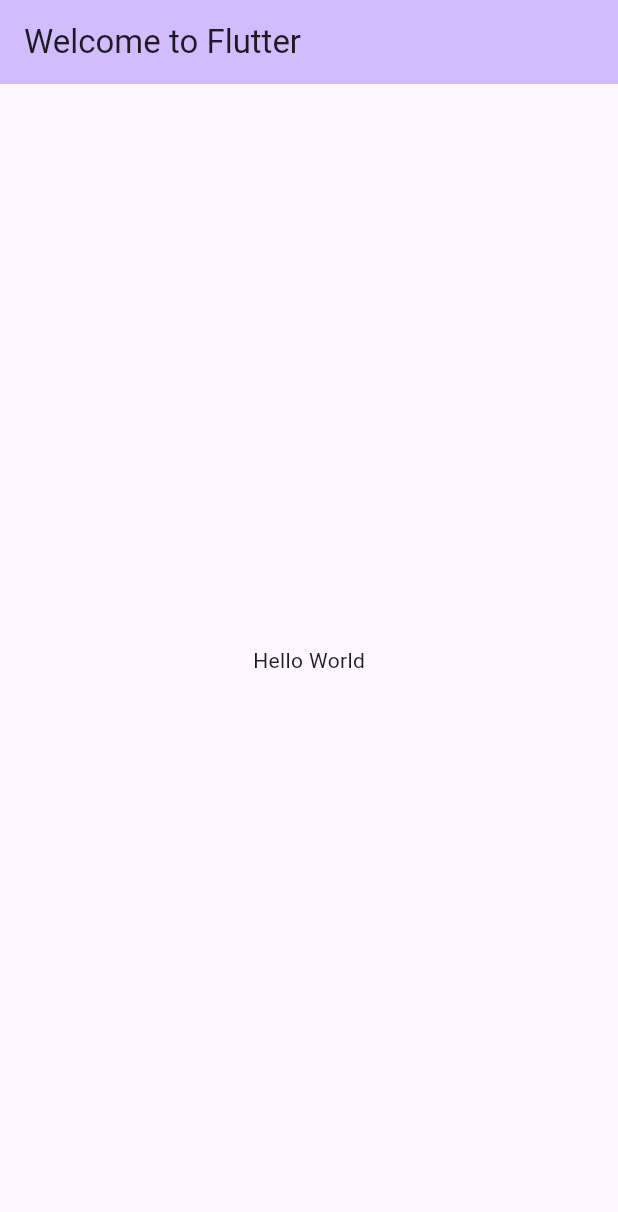
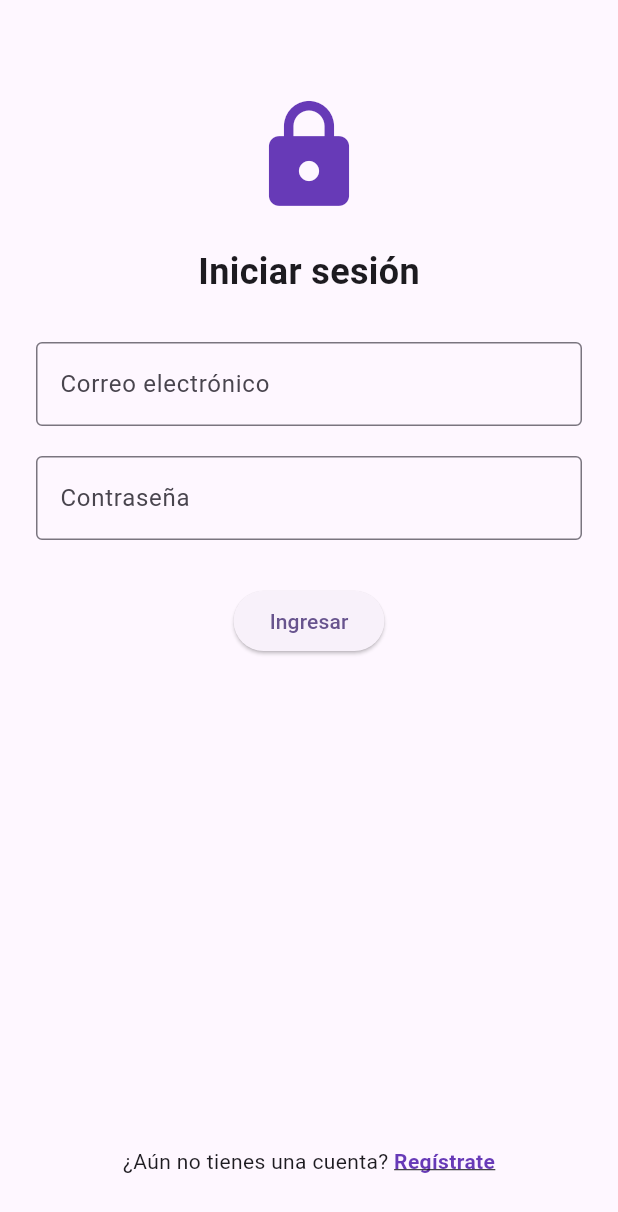
Before and after one commit to SLIVTIS/cine-vault-movil, a Flutter app: the screen it shows after launch, on a phone screen of 412 x 824 dp. Shown: the top 1212 px of the screen. Run offline on Flutter 3.47's test engine with Material 3 defaults, Android fonts, the phone set to English and light mode, and no system bars; our stand-ins replace firebase_core; accounts and stored records are empty.

Commit message:
Se agrego la pantalla de login y de registro

```diff
--- /dev/null
+++ b/lib/screens/login_page.dart
@@ -0,0 +1,84 @@
+import 'package:flutter/material.dart';
+import 'register_page.dart';
+
+class LoginPage extends StatelessWidget {
+  const LoginPage({super.key});
+
+  @override
+  Widget build(BuildContext context) {
+    return Scaffold(
+      body: Padding(
+        padding: const EdgeInsets.all(24.0),
+        child: SafeArea(
+          child: Column(
+            mainAxisAlignment: MainAxisAlignment.spaceBetween,
+            children: [
+              Column(
+                children: [
+                  const SizedBox(height: 40),
+                  const Icon(Icons.lock, size: 80, color: Colors.deepPurple),
+                  const SizedBox(height: 20),
+                  const Text(
+                    'Iniciar sesión',
+                    style: TextStyle(fontSize: 24, fontWeight: FontWeight.bold),
+                  ),
+                  const SizedBox(height: 30),
+                  TextField(
+                    decoration: const InputDecoration(
+                      labelText: 'Correo electrónico',
+                      border: OutlineInputBorder(),
+                    ),
+                  ),
+                  const SizedBox(height: 20),
+                  TextField(
+                    obscureText: true,
+                    decoration: const InputDecoration(
+                      labelText: 'Contraseña',
+                      border: OutlineInputBorder(),
+                    ),
+                  ),
+                  const SizedBox(height: 30),
+                  ElevatedButton(
+                    onPressed: () {
+                      // Firebase auth login aquí
+                    },
+                    child: const Text('Ingresar'),
+                  ),
+                ],
+              ),
+              Padding(
+                padding: const EdgeInsets.only(bottom: 16.0),
+                child: Row(
+                  mainAxisAlignment: MainAxisAlignment.center,
+                  children: [
+                    const Text("¿Aún no tienes una cuenta? "),
+                    GestureDetector(
+                      onTap: () {
+                        Navigator.push(
+                          context,
+                          PageRouteBuilder(
+                            pageBuilder: (_, animation, __) => const RegisterPage(),
+                            transitionsBuilder: (_, animation, __, child) =>
+                                FadeTransition(opacity: animation, child: child),
+                          ),
+                        );
+                      },
+                      child: const Text(
+                        'Regístrate',
+                        style: TextStyle(
+                          color: Colors.deepPurple,
+                          fontWeight: FontWeight.bold,
+                          decoration: TextDecoration.underline,
+                        ),
+                      ),
+                    )
+                  ],
+                ),
+              ),
+            ],
+          ),
+        ),
+      ),
+    );
+  }
+}
--- a/pubspec.yaml
+++ b/pubspec.yaml
@@ -26,6 +26,9 @@
 
   english_words: ^4.0.0
   provider: ^6.0.0
+  http: ^1.3.0
+  firebase_core: ^3.13.0
+  cloud_firestore: ^5.6.7
 
 dev_dependencies:
   flutter_test:
@@ -35,3 +38,5 @@
 
 flutter:
   uses-material-design: true
+  assets:
+    - assets/images/splash_background.png
```
Also changed, not shown: lib/main.dart (+73 -21 lines), lib/screens/register_page.dart (added, +99 -0 lines), assets/images/splash_background.png (added), firebase.json (added), lib/firebase_options.dart (added), pubspec.lock, 6 other files.
